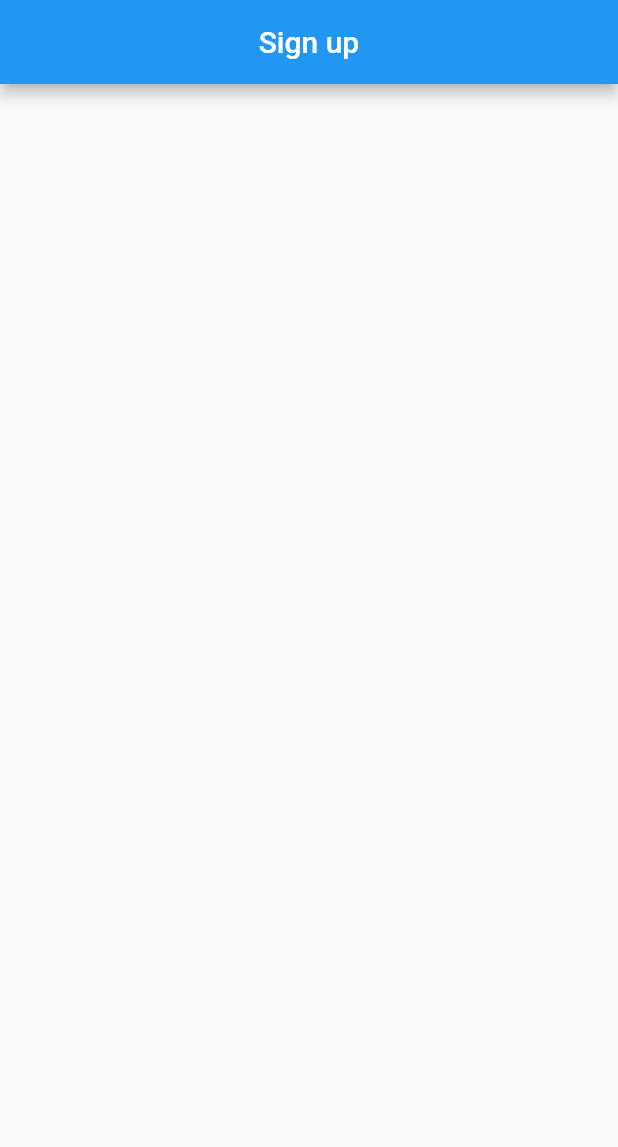
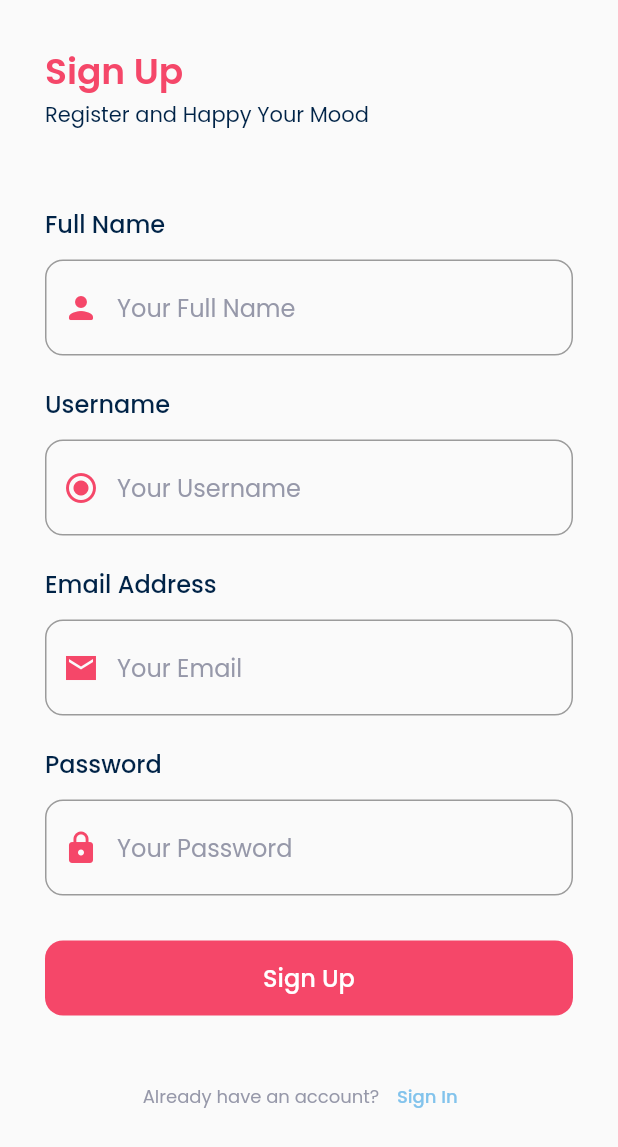
Before and after one commit to ibrahimmm999/Moodly, a Flutter app: the screen it shows after launch, on a phone screen of 412 x 824 dp. Shown: the top 1147 px of the screen. Run offline on Flutter 3.47's test engine with Material 2 defaults, Android fonts, the phone set to English and light mode, and no system bars; our stand-ins replace google_fonts.

Commit message:
added sign up

```diff
--- a/lib/main.dart
+++ b/lib/main.dart
@@ -15,7 +15,7 @@ class MyApp extends StatelessWidget {
       debugShowCheckedModeBanner: false,
       routes: {
         '/': (context) => const SplashScreen(),
-        '/sign-up': (context) => const SignUpPage(),
+        '/sign-up': (context) => SignUpPage(),
       },
     );
   }
--- a/lib/shared/theme.dart
+++ b/lib/shared/theme.dart
@@ -1,5 +1,8 @@
 import 'package:flutter/material.dart';
 import 'package:google_fonts/google_fonts.dart';
+
+double defaultRadius = 12.0;
+double defaultMargin = 30.0;
 
 Color primaryColor = const Color(0xffF54769);
 Color secondaryColor = const Color(0xff82C3EC);
--- a/lib/sign_up_page.dart
+++ b/lib/sign_up_page.dart
@@ -1,14 +1,163 @@
 import 'package:flutter/material.dart';
 
+import '../../shared/theme.dart';
+import '../widgets/custom_text_form_field.dart';
+import 'widgets/custom_button.dart';
+
 class SignUpPage extends StatelessWidget {
-  const SignUpPage({super.key});
+  SignUpPage({super.key});
+  final TextEditingController fullNameController =
+      TextEditingController(text: '');
+  final TextEditingController usernameController =
+      TextEditingController(text: '');
+  final TextEditingController emailController = TextEditingController(text: '');
+  final TextEditingController passwordController =
+      TextEditingController(text: '');
 
   @override
   Widget build(BuildContext context) {
+    Widget inputFullName() {
+      return CustomTextFormField(
+        icon: Icon(
+          Icons.person_rounded,
+          color: primaryColor,
+        ),
+        hintText: 'Your Full Name',
+        controller: emailController,
+        radiusBorder: defaultRadius,
+      );
+    }
+
+    Widget inputUsername() {
+      return CustomTextFormField(
+        icon: Icon(
+          Icons.radio_button_checked_rounded,
+          color: primaryColor,
+        ),
+        hintText: 'Your Username',
+        controller: emailController,
+        radiusBorder: defaultRadius,
+      );
+    }
+
+    Widget inputEmail() {
+      return CustomTextFormField(
+        icon: Icon(
+          Icons.email_sharp,
+          color: primaryColor,
+        ),
+        hintText: 'Your Email',
+        controller: emailController,
+        radiusBorder: defaultRadius,
+      );
+    }
+
+    Widget inputPassword() {
+      return CustomTextFormField(
+        icon: Icon(Icons.lock, color: primaryColor),
+        controller: passwordController,
+        hintText: 'Your Password',
+        obscureText: true,
+        radiusBorder: defaultRadius,
+      );
+    }
+
+    Widget submitButton() {
+      return CustomButton(
+          radiusButton: defaultRadius,
+          buttonColor: primaryColor,
+          buttonText: "Sign Up",
+          widthButton: double.infinity,
+          onPressed: () {},
+          heightButton: 50);
+    }
+
     return Scaffold(
-      appBar: AppBar(
-        centerTitle: true,
-        title: const Text('Sign up'),
+      body: SingleChildScrollView(
+        child: Container(
+          margin: EdgeInsets.all(defaultMargin),
+          child: Column(
+            crossAxisAlignment: CrossAxisAlignment.start,
+            children: [
+              Text(
+                "Sign Up",
+                style: primaryColorText.copyWith(
+                    fontSize: 24, fontWeight: semibold),
+              ),
+              Text(
+                "Register and Happy Your Mood",
+                style: darkText.copyWith(fontSize: 14),
+              ),
+              const SizedBox(
+                height: 50,
+              ),
+              Text(
+                "Full Name",
+                style: darkText.copyWith(fontSize: 16, fontWeight: medium),
+              ),
+              const SizedBox(
+                height: 12,
+              ),
+              inputFullName(),
+              const SizedBox(
+                height: 20,
+              ),
+              Text(
+                "Username",
+                style: darkText.copyWith(fontSize: 16, fontWeight: medium),
+              ),
+              const SizedBox(
+                height: 12,
+              ),
+              inputUsername(),
+              const SizedBox(
+                height: 20,
+              ),
+              Text(
+                "Email Address",
+                style: darkText.copyWith(fontSize: 16, fontWeight: medium),
+              ),
+              const SizedBox(
+                height: 12,
+              ),
+              inputEmail(),
+              const SizedBox(
+                height: 20,
+              ),
+              Text(
+                "Password",
+                style: darkText.copyWith(fontSize: 16, fontWeight: medium),
+              ),
+              const SizedBox(
+                height: 12,
+              ),
+              inputPassword(),
+              const SizedBox(
+                height: 30,
+              ),
+              submitButton(),
+              const SizedBox(
+                height: 30,
+              ),
+              Row(
+                mainAxisAlignment: MainAxisAlignment.center,
+                children: [
+                  Text(
+                    "Already have an account?",
+                    style: greyText.copyWith(fontSize: 12),
+                  ),
+                  TextButton(
+                      onPressed: () {},
+                      child: Text(
+                        "Sign In",
+                        style: secondaryColorText.copyWith(
+                            fontSize: 12, fontWeight: medium),
+                      ))
+                ],
+              )
+            ],
+          ),
+        ),
       ),
     );
   }
--- /dev/null
+++ b/lib/widgets/custom_button.dart
@@ -0,0 +1,41 @@
+import 'package:flutter/material.dart';
+
+import '../shared/theme.dart';
+
+class CustomButton extends StatelessWidget {
+  final String buttonText;
+  final Function() onPressed;
+  final double heightButton;
+  final double widthButton;
+  final double radiusButton;
+  final Color buttonColor;
+
+  const CustomButton(
+      {Key? key,
+      required this.radiusButton,
+      required this.buttonColor,
+      required this.buttonText,
+      required this.widthButton,
+      required this.onPressed,
+      required this.heightButton})
+      : super(key: key);
+
+  @override
+  Widget build(BuildContext context) {
+    return Container(
+      width: widthButton,
+      height: heightButton,
+      child: TextButton(
+          onPressed: onPressed,
+          child: Text(
+            buttonText,
+            style:
+                whiteText.copyWith(fontSize: 16, fontWeight: FontWeight.w500),
+          ),
+          style: TextButton.styleFrom(
+              backgroundColor: buttonColor,
+              shape: RoundedRectangleBorder(
+                  borderRadius: BorderRadius.circular(radiusButton)))),
+    );
+  }
+}
--- /dev/null
+++ b/lib/widgets/custom_text_form_field.dart
@@ -0,0 +1,49 @@
+import 'package:flutter/material.dart';
+
+import '../../shared/theme.dart';
+
+// UNTUK LOGIN DAN SIGN UP
+
+class CustomTextFormField extends StatelessWidget {
+  final Icon icon;
+  final String hintText;
+  final bool obscureText;
+  final TextEditingController controller;
+  final double radiusBorder;
+
+  const CustomTextFormField(
+      {Key? key,
+      required this.icon,
+      required this.radiusBorder,
+      this.hintText = '',
+      this.obscureText = false,
+      required this.controller})
+      : super(key: key);
+
+  @override
+  Widget build(BuildContext context) {
+    return Container(
+      child: Column(
+        crossAxisAlignment: CrossAxisAlignment.start,
+        children: [
+          TextFormField(
+              controller: controller,
+              obscureText: obscureText,
+              cursorColor: primaryColor,
+              decoration: InputDecoration(
+                  prefixIcon: icon,
+                  hintText: hintText,
+                  hintStyle: greyText,
+                  focusColor: primaryColor,
+                  border: OutlineInputBorder(
+                      borderRadius:
+                          BorderRadius.all(Radius.circular(radiusBorder)),
+                      borderSide: BorderSide(color: grey)),
+                  focusedBorder: OutlineInputBorder(
+                      borderRadius: BorderRadius.circular(radiusBorder),
+                      borderSide: BorderSide(color: primaryColor)))),
+        ],
+      ),
+    );
+  }
+}
```
